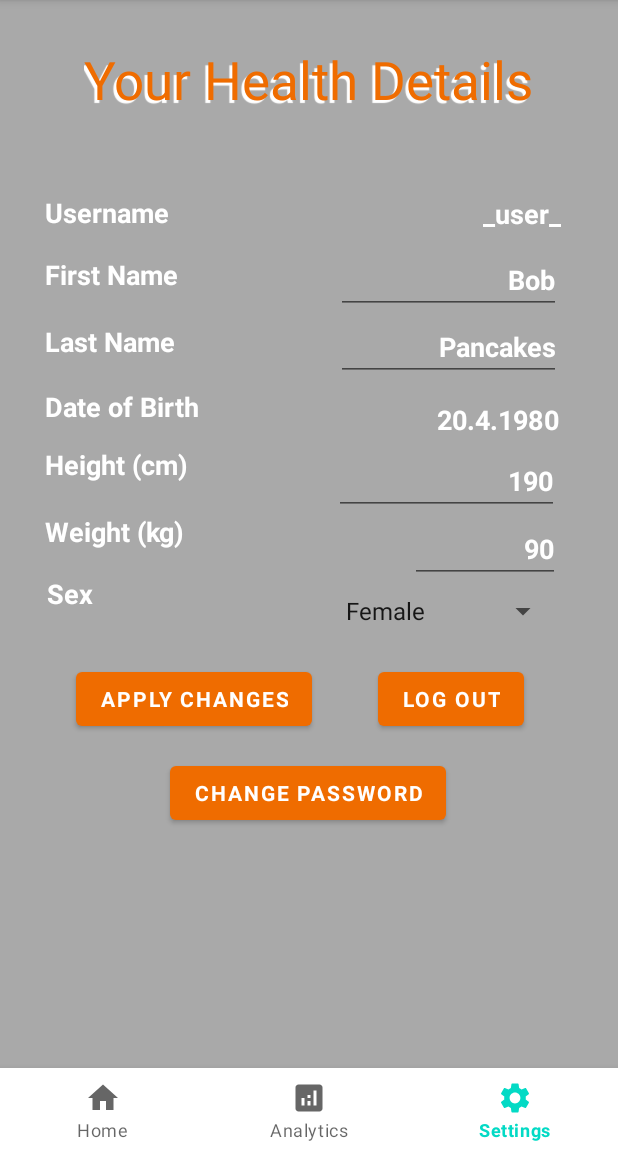
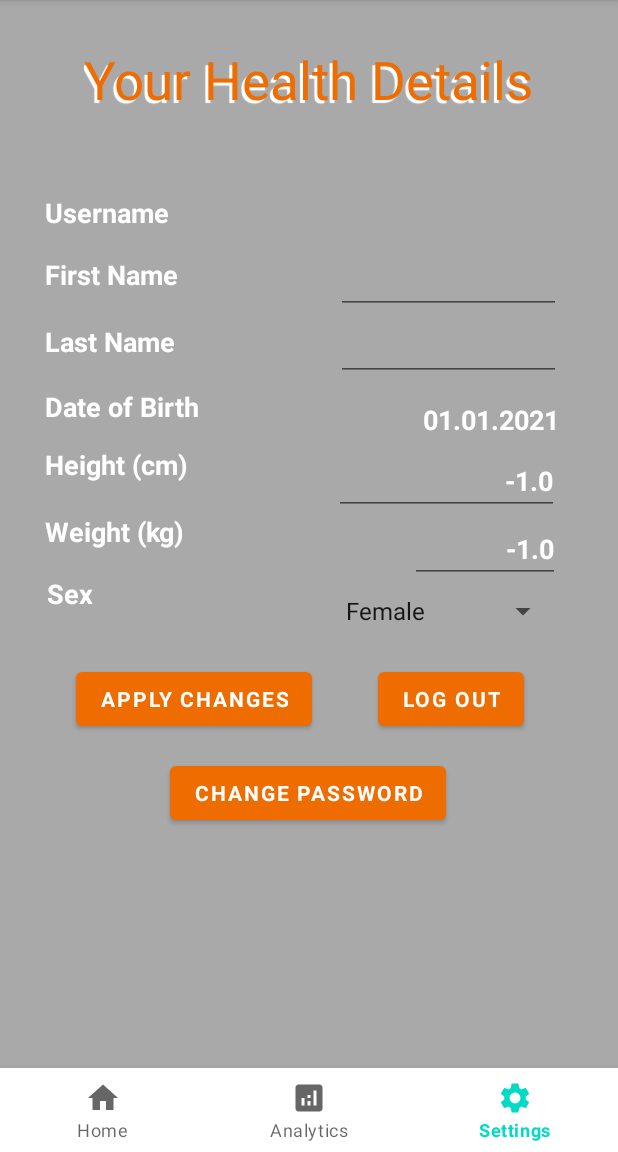
Before and after one commit to helmitoropainen/olio_ht, an Android app: the fragment PasswordFragment placed in its activity, item 3 of the bottom bar chosen, on a phone screen of 412 x 824 dp, the part 84-1236 px from its top. Run offline under Robolectric (Android 15) with nearby library versions, the phone set to English and light mode, and no system bars; Roboto replaces fonts that are not available here.

Commit message:
Meten muokkaama koodi.

```diff
--- a/app/src/main/java/com/example/olio_ht/MainActivity.java
+++ b/app/src/main/java/com/example/olio_ht/MainActivity.java
@@ -125,10 +125,6 @@ public class MainActivity extends AppCompatActivity {
         getSupportFragmentManager().beginTransaction().replace(R.id.changePassword, password).commit();
     }
 
-    public void savePassword(View v) {
-
-    }
-
     public void launchCalories(View v) {
         Intent intent = new Intent(MainActivity.this, CalorieActivity.class);
         startActivityForResult(intent, 1);
--- a/app/src/main/java/com/example/olio_ht/PasswordFragment.java
+++ b/app/src/main/java/com/example/olio_ht/PasswordFragment.java
@@ -1,16 +1,31 @@
 package com.example.olio_ht;
 
+import android.content.Context;
+import android.os.Build;
 import android.os.Bundle;
 import android.view.LayoutInflater;
 import android.view.View;
 import android.view.ViewGroup;
+import android.widget.Button;
+import android.widget.EditText;
+import android.widget.Toast;
+
 import androidx.annotation.NonNull;
 import androidx.annotation.Nullable;
+import androidx.annotation.RequiresApi;
 import androidx.fragment.app.Fragment;
+
+import java.time.LocalDate;
 
 public class PasswordFragment extends Fragment {
 
     View view;
+    Button btChangePassword;
+    EditText etPassword;
+    EditText etConfirmPassword;
+    RegisterActivity ra = new RegisterActivity();
+    UserLocalStore uls;
+
 
     @Nullable
     public View onCreateView(@NonNull LayoutInflater inflater, @Nullable ViewGroup container, @Nullable Bundle savedInstanceState) {
@@ -20,5 +35,61 @@ public class PasswordFragment extends Fragment {
 
     @Override
     public void onViewCreated(@NonNull View view, @Nullable Bundle savedInstanceState) {
+        uls = new UserLocalStore(getActivity().getBaseContext());
+        btChangePassword = view.findViewById(R.id.button3);
+        etPassword = view.findViewById(R.id.etPassword);
+        etConfirmPassword = view.findViewById(R.id.etConfirmPassword);
+        btChangePassword.setOnClickListener(new View.OnClickListener() {
+            @RequiresApi(api = Build.VERSION_CODES.O)
+            @Override
+            public void onClick(View v) {
+                changePassword();
+            }
+        });
+    }
+
+    @RequiresApi(api = Build.VERSION_CODES.O)
+    public void changePassword() {
+        String password = etPassword.getText().toString();
+        String confirmPassword = etConfirmPassword.getText().toString();
+    if (password.isEmpty()) {
+        etPassword.setError("Field can't be empty!");
+        etPassword.requestFocus();
+        return;
+    } if (confirmPassword.isEmpty()) {
+        etConfirmPassword.setError("Field can't be empty!");
+        etConfirmPassword.requestFocus();
+        return;
+    } if (!password.equals(confirmPassword)) {
+        etConfirmPassword.setError("Passwords doesn't match!");
+        etConfirmPassword.requestFocus();
+        return;
+    } if (!ra.checkPassword(password)) {
+        etPassword.setError("Password needs to have at least 12 characters, one digit, one " +
+                "lowercase letter, one uppercase letter and one special character!");
+        etPassword.requestFocus();
+        return;
+    }
+        String salt = ra.generateSalt();
+        String securePassword = ra.getSHA512(password, salt.getBytes());
+
+        String username =uls.getUserLoggedIn();
+        String firstName = uls.getUserInfo(username).firstName;
+        String lastName = uls.getUserInfo(username).lastName;
+        LocalDate dateOfBirth = uls.getUserInfo(username).dateOfBirth;
+        int age = uls.getUserInfo(username).age;
+        float height = uls.getUserInfo(username).height;
+        float weight = uls.getUserInfo(username).weight;
+        String sex = uls.getUserInfo(username).sex;
+
+        User changedUser = new User(firstName, lastName, username, securePassword, salt, sex,
+                dateOfBirth, age, height, weight);
+        uls.storeUserData(changedUser);
+
+        Context context = getContext();
+        CharSequence text = "Password changed successfully.";
+        int duration = Toast.LENGTH_SHORT;
+        Toast toast = Toast.makeText(context, text, duration);
+        toast.show();
     }
 }
--- a/app/src/main/java/com/example/olio_ht/SettingsFragment.java
+++ b/app/src/main/java/com/example/olio_ht/SettingsFragment.java
@@ -3,6 +3,7 @@ package com.example.olio_ht;
 import android.content.Context;
 import android.content.Intent;
 import android.content.SharedPreferences;
+import android.content.res.Resources;
 import android.os.Build;
 import android.os.Bundle;
 import android.view.LayoutInflater;
@@ -31,16 +32,15 @@ public class SettingsFragment extends Fragment {
     TextView dateView;
     View view;
     Spinner spinner;
-    UserLocalStore userLocalStore;
+    UserLocalStore uls;
     Button btLogOut;
     Button btApplyChanges;
+    TextView tvUserName;
     EditText etFirstName;
     EditText etLastName;
     EditText etHeight;
     EditText etWeight;
     int choice;
-    UserEntryLog userEntryLog; // Testaan JSON logia
-
 
     public static final String SHARED_PREFS = "sharedPrefs";
     public static final String FIRST_NAME = "firstName";
@@ -53,14 +53,37 @@ public class SettingsFragment extends Fragment {
     @Nullable
     public View onCreateView(@NonNull LayoutInflater inflater, @Nullable ViewGroup container, @Nullable Bundle savedInstanceState) {
         view = inflater.inflate(R.layout.fragment_settings, container, false);
-        userLocalStore = new UserLocalStore(getActivity().getBaseContext());
-        userEntryLog = new UserEntryLog(getActivity().getBaseContext()); // JSON testausta
+        return view;
+    }
+
+    @RequiresApi(api = Build.VERSION_CODES.O)
+    @Override
+    public void onViewCreated(@NonNull View view, @Nullable Bundle savedInstanceState) {
+        spinner = view.findViewById(R.id.sexSpinner);
+        uls = new UserLocalStore(getActivity().getBaseContext());
+        tvUserName = view.findViewById(R.id.textView14);
         etFirstName = view.findViewById(R.id.etFirstName);
         etLastName = view.findViewById(R.id.etLastName);
         etHeight = view.findViewById(R.id.etHeight);
         etWeight = view.findViewById(R.id.etWeight);
         dateView = view.findViewById(R.id.dateOfBirth);
         btLogOut = view.findViewById(R.id.button3);
+
+        String username = uls.getUserLoggedIn();
+        tvUserName.setText(username);
+        etFirstName.setText(uls.getUserInfo(username).firstName);
+        etLastName.setText(uls.getUserInfo(username).lastName);
+        etHeight.setText(String.valueOf(uls.getUserInfo(username).height));
+        etWeight.setText(String.valueOf(uls.getUserInfo(username).height));
+
+        LocalDate dateOfBirth = uls.getUserInfo(username).dateOfBirth;
+        DateTimeFormatter formatter = DateTimeFormatter.ofPattern("dd.MM.yyyy");
+        String formattedDate = dateOfBirth.format(formatter);
+        dateView.setText(formattedDate);
+
+        int sex = getSpinnerPosition(uls.getUserInfo(username).sex);
+        spinner.setSelection(sex);
+
         btLogOut.setOnClickListener(new View.OnClickListener() {
             @Override
             public void onClick(View v) {
@@ -73,15 +96,8 @@ public class SettingsFragment extends Fragment {
             @Override
             public void onClick(View v) {
                 applyChanges();
-                userEntryLog.createFile(); // JSON testaus
             }
         });
-        return view;
-    }
-
-    @Override
-    public void onViewCreated(@NonNull View view, @Nullable Bundle savedInstanceState) {
-        spinner = view.findViewById(R.id.sexSpinner);
 
         ArrayAdapter<CharSequence> adapter = ArrayAdapter.createFromResource(this.getActivity(), R.array.sexes, android.R.layout.simple_spinner_item);
         adapter.setDropDownViewResource(android.R.layout.simple_spinner_dropdown_item);
@@ -89,12 +105,25 @@ public class SettingsFragment extends Fragment {
         spinner.setOnItemSelectedListener(new AdapterView.OnItemSelectedListener() {
             @Override
             public void onItemSelected(AdapterView<?> parent, View view, int position, long id) {
+                choice = position;
             }
             @Override
             public void onNothingSelected(AdapterView<?> parent) {
-
             }
         });
+    }
+
+    public int getSpinnerPosition(String sex) {
+        int i;
+        Resources res = getResources();
+        String[] sexes = res.getStringArray(R.array.sexes);
+        for (i = 0; i < sexes.length; i++) {
+            if (sex.equals(sexes[i])) {
+                break;
+            }
+        }
+        System.out.println("i: " + i); // Testiii
+        return i;
     }
 
     public void changeDate() {
@@ -104,7 +133,7 @@ public class SettingsFragment extends Fragment {
     }
 
     public void logOut() {
-        userLocalStore.setUserLoggedIO("");
+        uls.setUserLoggedIO("");
         Intent intent = new Intent(getActivity().getBaseContext(), LogInActivity.class);
         startActivityForResult(intent, 1);
     }
@@ -113,7 +142,7 @@ public class SettingsFragment extends Fragment {
     public void applyChanges() {
         DateTimeFormatter formatter = DateTimeFormatter.ofPattern("d.M.yyyy");
         LocalDate now = LocalDate.now();
-        String username = userLocalStore.getUserLoggedIn();
+        String username = uls.getUserLoggedIn();
         String firstName = etFirstName.getText().toString();
         String lastName = etLastName.getText().toString();
         LocalDate dateOfBirth = LocalDate.parse(dateView.getText(), formatter);
@@ -121,8 +150,8 @@ public class SettingsFragment extends Fragment {
         String height = etHeight.getText().toString();
         String weight = etWeight.getText().toString();
         String sex = spinner.getItemAtPosition(choice).toString();
-        String securePassword = userLocalStore.getUserInfo(username).password;
-        String salt = userLocalStore.getUserInfo(username).salt;
+        String securePassword = uls.getUserInfo(username).password;
+        String salt = uls.getUserInfo(username).salt;
 
         if (firstName.isEmpty()) {
             etFirstName.setError("Field can't be empty!");
@@ -148,7 +177,7 @@ public class SettingsFragment extends Fragment {
 
         User changedUser = new User(firstName, lastName, username, securePassword, salt, sex,
                 dateOfBirth, age, parseFloat(height), parseFloat(weight)/*, bmi*/);
-        userLocalStore.storeUserData(changedUser);
+        uls.storeUserData(changedUser);
 
         Context context = getContext();
         CharSequence text = "User data changed successfully.";
--- a/app/src/main/java/com/example/olio_ht/User.java
+++ b/app/src/main/java/com/example/olio_ht/User.java
@@ -8,12 +8,10 @@ public class User {
     LocalDate dateOfBirth;
     long idealSleep, idealCalories;
     int age;
-    float height, weight/*, bmi*/;
-    // Pitiks tää bmi nyt olla täs? laitoin sen eka tänne, mut sit kommentoin sen pois. En oo kyl
-    // laskenu sitä täällä missään.
+    float height, weight, bmi;
 
     public User (String firstName, String lastName, String username, String password, String salt,
-                 String sex, LocalDate dateOfBirth, int age, float height, float weight/*, float bmi*/) {
+                 String sex, LocalDate dateOfBirth, int age, float height, float weight) {
         this.firstName = firstName;
         this.lastName = lastName;
         this.username = username;
@@ -24,6 +22,24 @@ public class User {
         this.age = age;
         this.height = height;
         this.weight = weight;
-        // this.bmi = bmi;
+        this.bmi = setBMI();
+        this.idealCalories = setIdealCalories();
+        this.idealSleep = setIdealSleep();
+    }
+
+    public float setBMI() {
+        float bmi = 0;
+        return bmi;
+    }
+
+    public long setIdealCalories() {
+        long idealCalories = 0;
+
+        return idealCalories;
+    }
+
+    public long setIdealSleep() {
+        long idealSleep = 0;
+        return idealSleep;
     }
 }
--- a/app/src/main/java/com/example/olio_ht/UserLocalStore.java
+++ b/app/src/main/java/com/example/olio_ht/UserLocalStore.java
@@ -28,7 +28,9 @@ public class UserLocalStore {
         spEditor.putInt("age"+user.username, user.age);
         spEditor.putFloat("height"+user.username, user.height);
         spEditor.putFloat("weight"+user.username, user.weight);
-        // spEditor.putFloat("bmi", user.bmi);
+        spEditor.putFloat("bmi", user.bmi);
+        spEditor.putLong("idealCalories"+user.username, user.idealCalories);
+        spEditor.putLong("idealSleep"+user.username, user.idealSleep);
         spEditor.apply();
     }
 
@@ -44,15 +46,17 @@ public class UserLocalStore {
         int age = userLocalDatabase.getInt("age"+un, -1);
         float height = userLocalDatabase.getFloat("height"+un, -1);
         float weight = userLocalDatabase.getFloat("weight"+un, -1);
-        // float bmi = userLocalDatabase.getFloat("bmi", -1);
+        /*float bmi = userLocalDatabase.getFloat("bmi"+un, -1);
+        long idealCalories = userLocalDatabase.getLong("idealCalories"+un, -1);
+        long idealSleep = userLocalDatabase.getLong("idealSleep"+un,-1);*/
 
         User user = new User(firstName, lastName, username, password, salt, sex, dateOfBirth, age,
-                height, weight/*, bmi*/);
+                height, weight);
 
         return user;
     }
 
-    // Tells if a user is logged in or out.
+    // Tells which user is logged in.
     public String getUserLoggedIn() {
         String loggedInUser = userLocalDatabase.getString("loggedIn", "");
         return loggedInUser;
@@ -64,4 +68,5 @@ public class UserLocalStore {
         spEditor.putString("loggedIn", un);
         spEditor.apply();
     }
+
 }
--- a/app/src/main/java/com/example/olio_ht/sleepEntry.java
+++ b/app/src/main/java/com/example/olio_ht/sleepEntry.java
@@ -79,6 +79,4 @@ public class sleepEntry extends Entry {
         return adviceText ;
     }
 
-    public double getSleptTime() { return slepttime; }
-
 }
--- a/app/src/main/res/layout/fragment_password.xml
+++ b/app/src/main/res/layout/fragment_password.xml
@@ -7,7 +7,7 @@
     android:background="#A9A9A9">
 
     <EditText
-        android:id="@+id/editTextTextPersonName2"
+        android:id="@+id/etConfirmPassword"
         android:layout_width="wrap_content"
         android:layout_height="wrap_content"
         android:ems="10"
@@ -23,7 +23,7 @@
         app:layout_constraintVertical_bias="0.811" />
 
     <EditText
-        android:id="@+id/editTextTextPersonName3"
+        android:id="@+id/etPassword"
         android:layout_width="wrap_content"
         android:layout_height="wrap_content"
         android:ems="10"
@@ -42,7 +42,6 @@
         android:id="@+id/button3"
         android:layout_width="wrap_content"
         android:layout_height="wrap_content"
-        android:onClick="savePassword"
         android:text="Save New \n Password"
         app:backgroundTint="#EF6C00"
         app:layout_constraintBottom_toBottomOf="parent"
--- a/app/src/main/res/layout/fragment_settings.xml
+++ b/app/src/main/res/layout/fragment_settings.xml
@@ -14,7 +14,6 @@
         android:fontFamily="sans-serif"
         android:gravity="right"
         android:onClick="updateDate"
-        android:text="20.4.1980"
         android:textColor="#FFFFFF"
         android:textSize="18sp"
         android:textStyle="bold"
@@ -161,7 +160,6 @@
         android:layout_height="wrap_content"
         android:fontFamily="sans-serif"
         android:gravity="right"
-        android:text="_user_"
         android:textColor="#FFFFFF"
         android:textSize="18sp"
         android:textStyle="bold"
@@ -225,7 +223,6 @@
         android:ems="10"
         android:gravity="right"
         android:inputType="textPersonName"
-        android:text="Pancakes"
         android:textColor="@color/white"
         android:textSize="18sp"
         android:textStyle="bold"
@@ -243,7 +240,6 @@
         android:ems="10"
         android:gravity="right"
         android:inputType="textPersonName"
-        android:text="Bob"
         android:textColor="@color/white"
         android:textSize="18sp"
         android:textStyle="bold"
@@ -261,7 +257,6 @@
         android:ems="10"
         android:gravity="right"
         android:inputType="number"
-        android:text="190"
         android:textColor="@color/white"
         android:textSize="18sp"
         android:textStyle="bold"
@@ -279,7 +274,6 @@
         android:ems="10"
         android:gravity="right"
         android:inputType="number"
-        android:text="90"
         android:textColor="#FFFFFF"
         android:textSize="18sp"
         android:textStyle="bold"
--- a/app/src/main/res/mipmap-anydpi-v26/ic_launcher.xml
+++ b/app/src/main/res/mipmap-anydpi-v26/ic_launcher.xml
@@ -1,5 +1,5 @@
 <?xml version="1.0" encoding="utf-8"?>
 <adaptive-icon xmlns:android="http://schemas.android.com/apk/res/android">
     <background android:drawable="@drawable/ic_launcher_background"/>
-    <foreground android:drawable="@mipmap/ic_launcher_foreground"/>
+    <foreground android:drawable="@mipmap/ic_launcher"/>
 </adaptive-icon>
--- a/app/src/main/res/mipmap-anydpi-v26/ic_launcher_round.xml
+++ b/app/src/main/res/mipmap-anydpi-v26/ic_launcher_round.xml
@@ -1,5 +1,5 @@
 <?xml version="1.0" encoding="utf-8"?>
 <adaptive-icon xmlns:android="http://schemas.android.com/apk/res/android">
     <background android:drawable="@drawable/ic_launcher_background"/>
-    <foreground android:drawable="@mipmap/ic_launcher_foreground"/>
+    <foreground android:drawable="@mipmap/ic_launcher"/>
 </adaptive-icon>
```
Also changed, not shown: app/src/main/java/com/example/olio_ht/RegisterActivity.java (+8 -12 lines).
